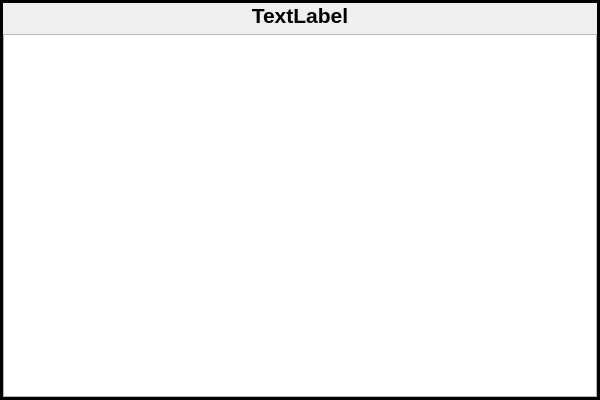
Qt form captionwidget.ui (Unchpokable/vtk3Dmodule) before a commit.
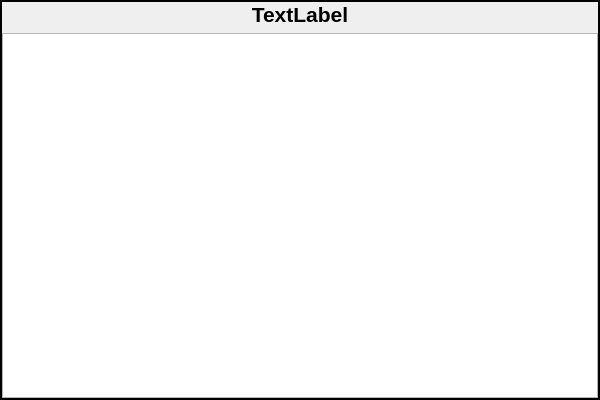
The same form after that commit.

```diff
--- a/captionwidget.ui
+++ b/captionwidget.ui
@@ -38,7 +38,7 @@
       <enum>QFrame::Plain</enum>
      </property>
      <property name="lineWidth">
-      <number>3</number>
+      <number>2</number>
      </property>
      <layout class="QVBoxLayout" name="verticalLayout_2">
       <property name="leftMargin">
@@ -97,6 +97,12 @@
         <property name="cornerButtonEnabled">
          <bool>true</bool>
         </property>
+        <attribute name="horizontalHeaderMinimumSectionSize">
+         <number>27</number>
+        </attribute>
+        <attribute name="horizontalHeaderDefaultSectionSize">
+         <number>50</number>
+        </attribute>
        </widget>
       </item>
      </layout>
```
